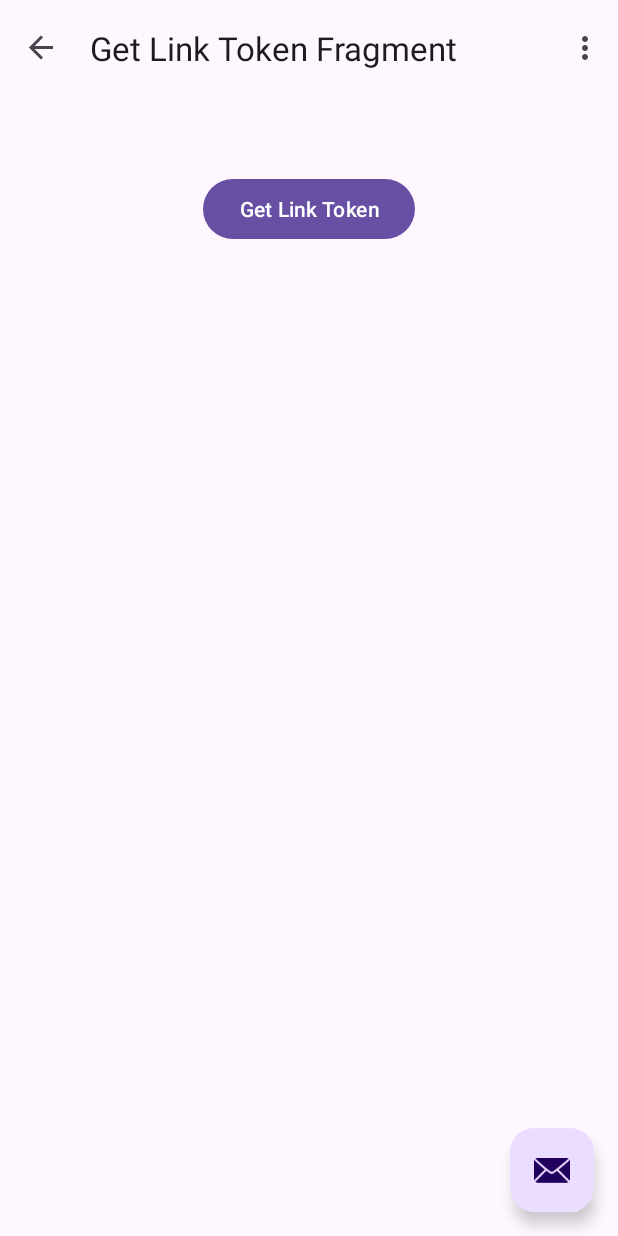
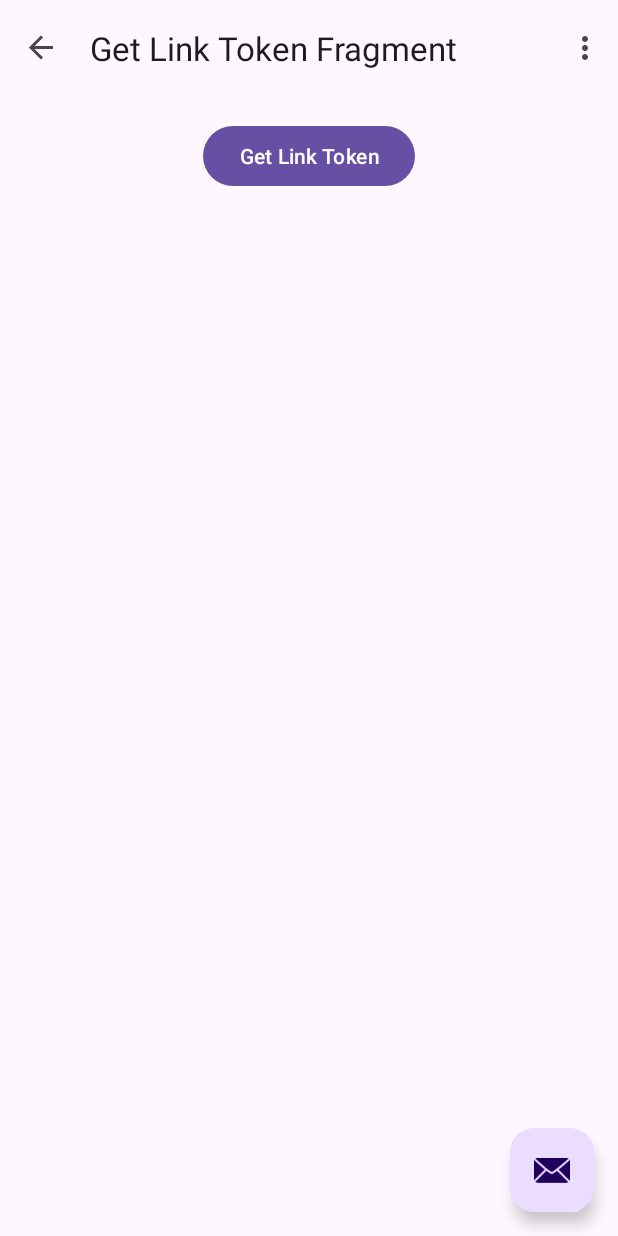
Before and after one commit to welshk91/Ganesha, an Android app: the GetLinkTokenFragment screen opened through its navigation route, on a phone screen of 412 x 824 dp. Run offline under Robolectric (Android 15) with nearby library versions, the phone set to English and light mode, and no system bars; our stand-ins replace Dagger/Hilt's generated code, data binding, navigation-ui.

Commit message:
Fixed jittery layout

```diff
--- a/app/src/main/res/layout/fragment_get_link_token.xml
+++ b/app/src/main/res/layout/fragment_get_link_token.xml
@@ -26,7 +26,6 @@
                 android:layout_width="wrap_content"
                 android:layout_height="wrap_content"
                 android:text="@string/get_link_token"
-                app:layout_constraintBottom_toTopOf="@id/textview_get_link_token_data"
                 app:layout_constraintEnd_toEndOf="parent"
                 app:layout_constraintStart_toStartOf="parent"
                 app:layout_constraintTop_toTopOf="parent" />
```
